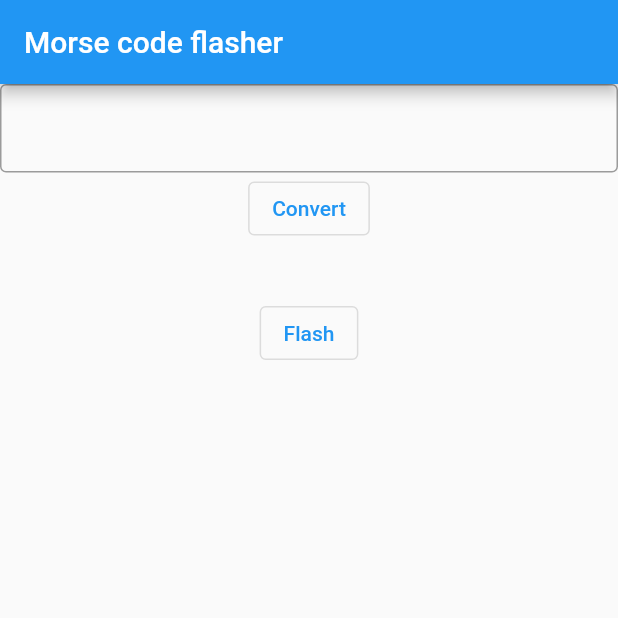
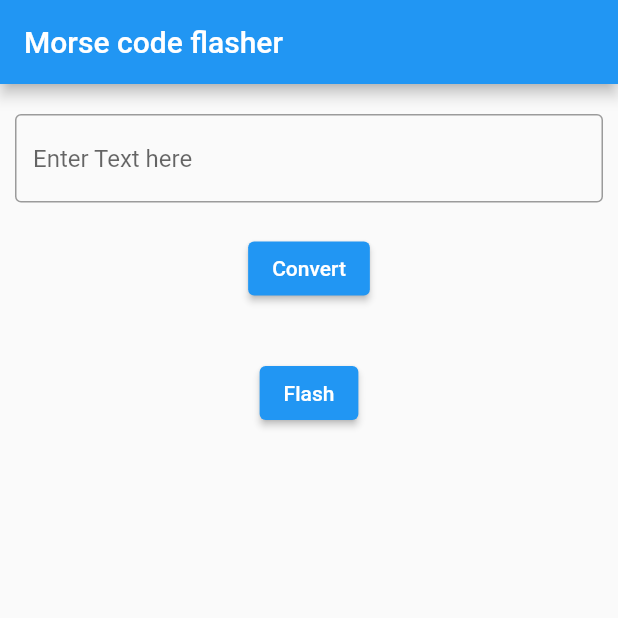
Before and after one commit to Practical02/MorseFlasher-Flutter, a Flutter app: the screen it shows after launch, after a tap on "Flash", on a phone screen of 412 x 824 dp, the top half of it. Run offline on Flutter 3.47's test engine with Material 2 defaults, Android fonts, the phone set to English and light mode, and no system bars; missing offline and left inert: torch_light.

Commit message:
disable button

```diff
--- a/lib/main.dart
+++ b/lib/main.dart
@@ -56,7 +56,7 @@ Map mapper = {
   '=': '-...-',
 };
 
-Map timing = {'-': 300, '.': 100, ' ': 0};
+Map timing = {'-': 300, '.': 75, ' ': 0};
 
 class MyApp extends StatelessWidget {
   const MyApp({Key? key}) : super(key: key);
@@ -65,7 +65,6 @@ class MyApp extends StatelessWidget {
   Widget build(BuildContext context) {
     return const MaterialApp(
       title: 'App Title',
-
       home: MyHomePage(),
       debugShowCheckedModeBanner: false,
     );
@@ -82,27 +81,35 @@ class MyHomePage extends StatefulWidget {
 class _MyHomePageState extends State<MyHomePage> {
   TextEditingController text1 = TextEditingController();
 
-  String morsecode = '';
-
+  var morse = '';
+  var isButtonClickable = true;
   void text2morse() {
     setState(() {
       String temp = text1.text.toLowerCase();
-      morsecode = '';
+      morse = '';
+
       for (int i = 0; i < temp.length; i++) {
-        morsecode += mapper[temp[i]] + ' ';
+        morse += mapper[temp[i]] + ' ';
         }
       }
     );
   }
 
   void flash() {
-    for (int i = 0; i < morsecode.length - 1; i++) {
-      int time = timing[morsecode[i]];
+    setState(() {
+      isButtonClickable = false;
+    });
+    for (int i = 0; i < morse.length - 1; i++)
+    {
+      int time = timing[morse[i]];
       time > 0 ? TorchLight.enableTorch() : 1;
       sleep(Duration(milliseconds: time));
       TorchLight.disableTorch();
       sleep(const Duration(milliseconds: 100));
     }
+    setState(() {
+      isButtonClickable = true;
+    });
   }
 
   @override
@@ -117,29 +124,43 @@ class _MyHomePageState extends State<MyHomePage> {
         ),
       ),
       body: Column(children: <Widget>[
-        TextField(
+        Padding(padding: const EdgeInsets.symmetric(horizontal: 10, vertical: 20),
+        child: TextField(
           controller: text1,
           decoration: const InputDecoration(
-            border: OutlineInputBorder(
-            )
+            border: OutlineInputBorder(),
+            hintText: 'Enter Text here',
+            ),
           ),
         ),
-        OutlinedButton(
+        ElevatedButton(
             onPressed: text2morse,
             child: const Text(
               "Convert",
             )
         ),
         Text(
-          morsecode,
+          morse,
           style: const TextStyle(
             fontSize: 30,
             ),
           ),
-        OutlinedButton(
-            onPressed: flash,
+        Visibility(
+            visible: isButtonClickable,
+            child: ElevatedButton(
+              onPressed: ()
+              {
+                if (isButtonClickable)
+                  {
+                    flash();
+                  }
+              },
             child: const Text(
-               "Flash",
+              "Flash",
+              style: TextStyle(
+              color: Colors.white,
+                ),
+              ),
             ),
           ),
         ],
```
